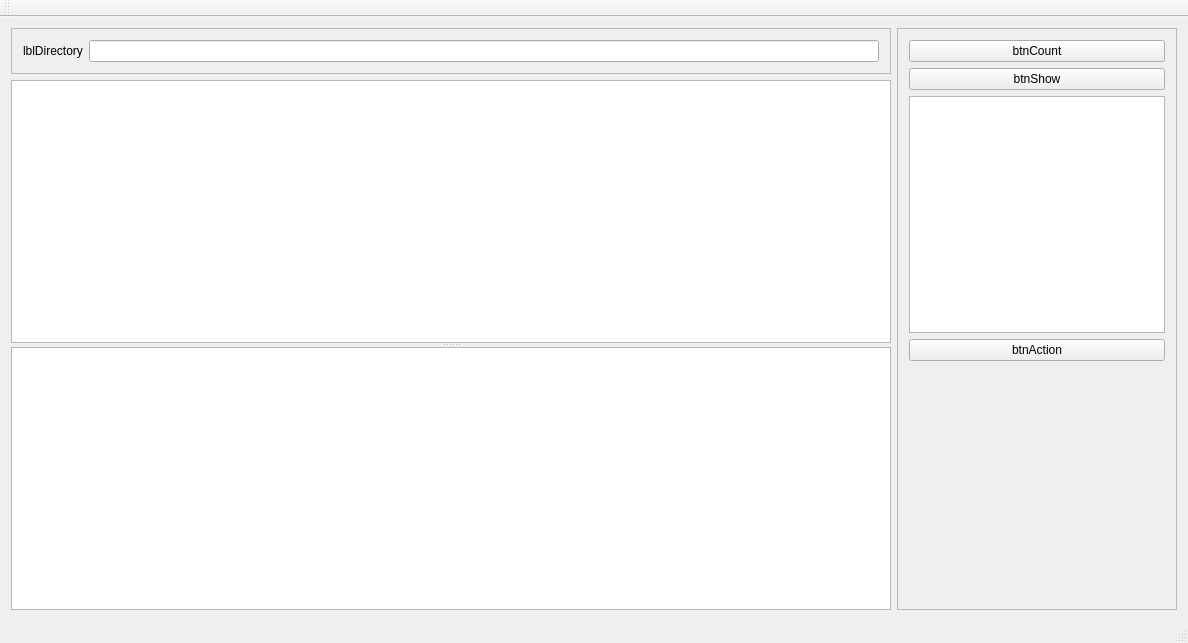
First picture: the form in Src/Visual Studio/Qt6/AuswertungQt/AuswertungQt.ui, repository adeccscholar/FileApp, before the edit.
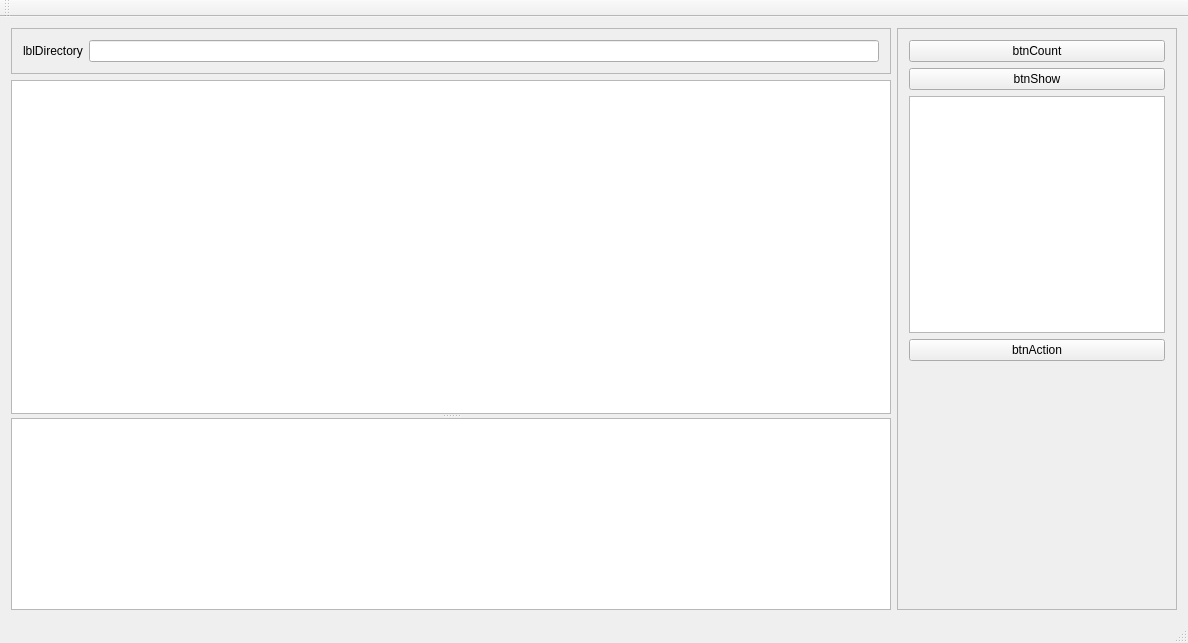
Second picture: the form after the edit.

```diff
--- a/Src/Visual Studio/Qt6/AuswertungQt/AuswertungQt.ui
+++ b/Src/Visual Studio/Qt6/AuswertungQt/AuswertungQt.ui
@@ -50,7 +50,23 @@
         <property name="orientation">
          <enum>Qt::Vertical</enum>
         </property>
-        <widget class="QTableWidget" name="lvOutput"/>
+        <widget class="QTableWidget" name="lvOutput">
+         <property name="sizePolicy">
+          <sizepolicy hsizetype="Expanding" vsizetype="Expanding">
+           <horstretch>0</horstretch>
+           <verstretch>2</verstretch>
+          </sizepolicy>
+         </property>
+         <property name="alternatingRowColors">
+          <bool>true</bool>
+         </property>
+         <attribute name="verticalHeaderMinimumSectionSize">
+          <number>23</number>
+         </attribute>
+         <attribute name="verticalHeaderDefaultSectionSize">
+          <number>25</number>
+         </attribute>
+        </widget>
         <widget class="QTextEdit" name="memError"/>
        </widget>
       </item>
```
Left out of the diff: 9 changed lines with no effect on the pictures.
